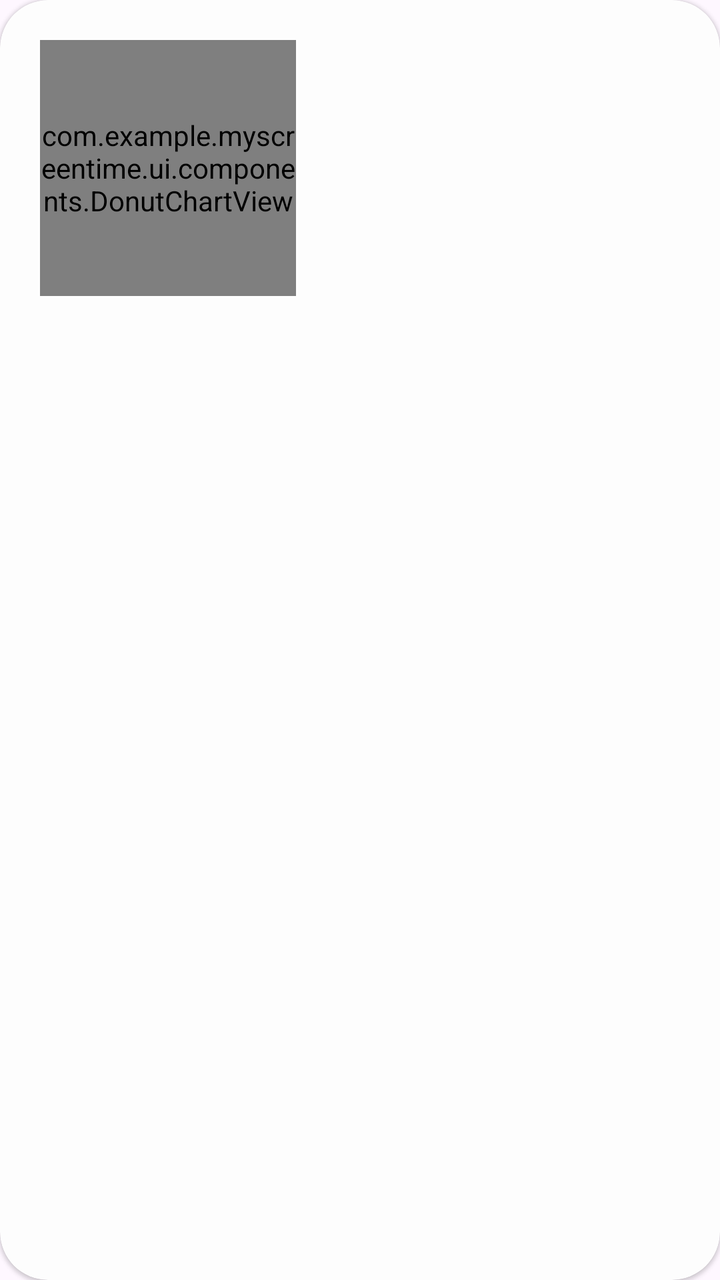
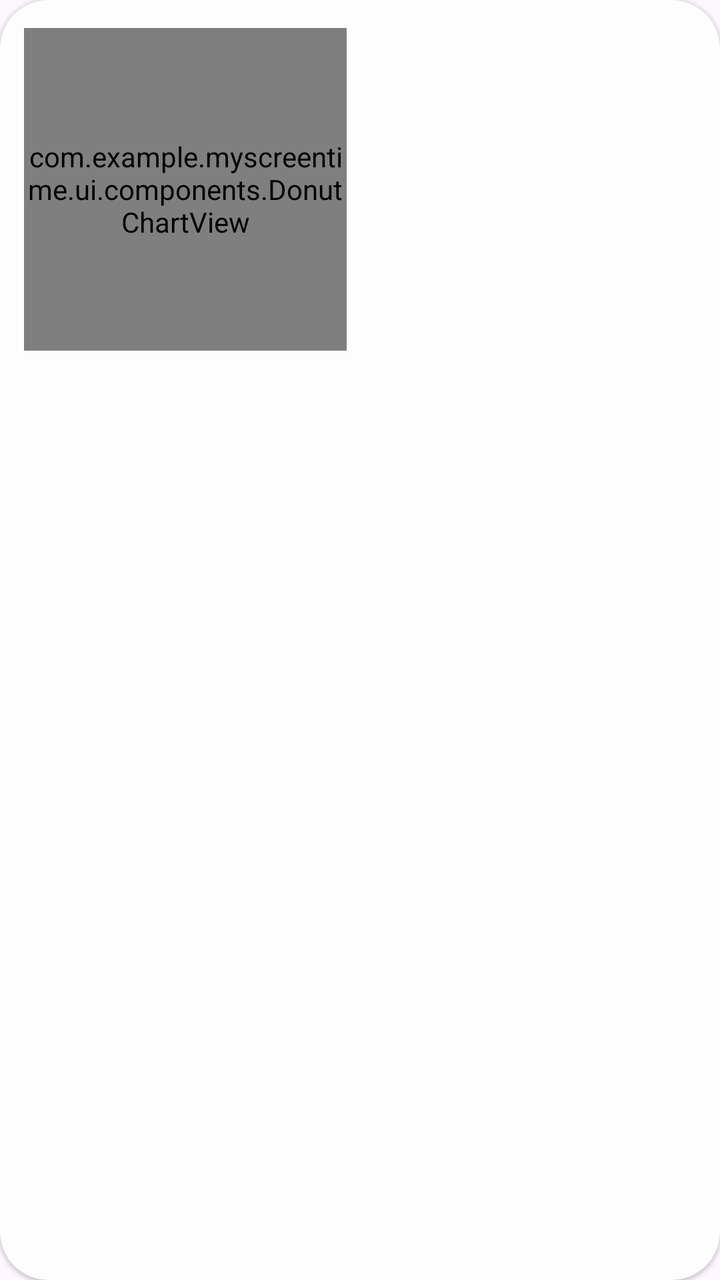

Screens rendered from an Android XML layout before and after an edit, with the pre-edit source and the edit as a unified diff.
<!-- AndroidManifest.xml: application theme Theme.MyScreenTime -->
<!-- res/layout/dashboard_total_card.xml -->
<?xml version="1.0" encoding="utf-8"?>
<com.google.android.material.card.MaterialCardView xmlns:android="http://schemas.android.com/apk/res/android"
    xmlns:app="http://schemas.android.com/apk/res-auto"
    android:layout_width="match_parent"
    android:layout_height="wrap_content"
    app:cardBackgroundColor="@color/bright_white"
    app:cardCornerRadius="24dp"
    app:cardElevation="1dp"
    app:strokeWidth="0dp"
    app:cardUseCompatPadding="@android:bool/config_enableMaterialDesignInPackageInstaller">

    <androidx.constraintlayout.widget.ConstraintLayout
        android:id="@+id/total_screen_card_root"
        android:layout_width="match_parent"
        android:layout_height="wrap_content"
        android:padding="20dp">

        <com.example.myscreentime.ui.components.DonutChartView
            android:id="@+id/donut_chart"
            android:layout_width="0dp"
            android:layout_height="0dp"
            app:layout_constraintDimensionRatio="1:1"
            app:layout_constraintStart_toStartOf="parent"
            app:layout_constraintTop_toTopOf="parent"
            app:layout_constraintBottom_toBottomOf="parent"
            app:layout_constraintWidth_percent="0.4" />

        <LinearLayout
            android:id="@+id/legend_container_vertical"
            android:layout_width="0dp"
            android:layout_height="wrap_content"
            android:layout_marginStart="16dp"
            android:orientation="vertical"
            app:layout_constraintBottom_toBottomOf="parent"
            app:layout_constraintEnd_toEndOf="parent"
            app:layout_constraintStart_toEndOf="@id/donut_chart"
            app:layout_constraintTop_toTopOf="parent">
            
        </LinearLayout>

    </androidx.constraintlayout.widget.ConstraintLayout>


</com.google.android.material.card.MaterialCardView>
<!-- resources referenced by this layout -->
<resources>
  <color name="bright_white">#FDFDFD</color>
  <style name="Theme.MyScreenTime" parent="Base.Theme.MyScreenTime" />
  <style name="Base.Theme.MyScreenTime" parent="Theme.Material3.Light.NoActionBar">
          
          
      </style>
</resources>

<!-- the commit's change to res/layout/dashboard_total_card.xml (unified diff, before → after) -->
@@ -1,20 +1,24 @@
 <?xml version="1.0" encoding="utf-8"?>
-<com.google.android.material.card.MaterialCardView xmlns:android="http://schemas.android.com/apk/res/android"
+<com.google.android.material.card.MaterialCardView
+    xmlns:android="http://schemas.android.com/apk/res/android"
     xmlns:app="http://schemas.android.com/apk/res-auto"
     android:layout_width="match_parent"
     android:layout_height="wrap_content"
     app:cardBackgroundColor="@color/bright_white"
     app:cardCornerRadius="24dp"
     app:cardElevation="1dp"
-    app:strokeWidth="0dp"
-    app:cardUseCompatPadding="@android:bool/config_enableMaterialDesignInPackageInstaller">
+    app:strokeWidth="0dp">
 
     <androidx.constraintlayout.widget.ConstraintLayout
         android:id="@+id/total_screen_card_root"
         android:layout_width="match_parent"
         android:layout_height="wrap_content"
-        android:padding="20dp">
+        android:paddingStart="12dp"
+        android:paddingEnd="12dp"
+        android:paddingTop="14dp"
+        android:paddingBottom="14dp">
 
+        
         <com.example.myscreentime.ui.components.DonutChartView
             android:id="@+id/donut_chart"
             android:layout_width="0dp"
@@ -23,22 +27,24 @@
             app:layout_constraintStart_toStartOf="parent"
             app:layout_constraintTop_toTopOf="parent"
             app:layout_constraintBottom_toBottomOf="parent"
-            app:layout_constraintWidth_percent="0.4" />
+            app:layout_constraintWidth_percent="0.48" />
 
+        
         <LinearLayout
             android:id="@+id/legend_container_vertical"
             android:layout_width="0dp"
             android:layout_height="wrap_content"
-            android:layout_marginStart="16dp"
+            android:layout_marginStart="12dp"
             android:orientation="vertical"
-            app:layout_constraintBottom_toBottomOf="parent"
+            app:layout_constraintStart_toEndOf="@id/donut_chart"
             app:layout_constraintEnd_toEndOf="parent"
-            app:layout_constraintStart_toEndOf="@id/donut_chart"
-            app:layout_constraintTop_toTopOf="parent">
+            app:layout_constraintTop_toTopOf="parent"
+            app:layout_constraintBottom_toBottomOf="parent">
+
             
+
         </LinearLayout>
 
     </androidx.constraintlayout.widget.ConstraintLayout>
 
-
 </com.google.android.material.card.MaterialCardView>
